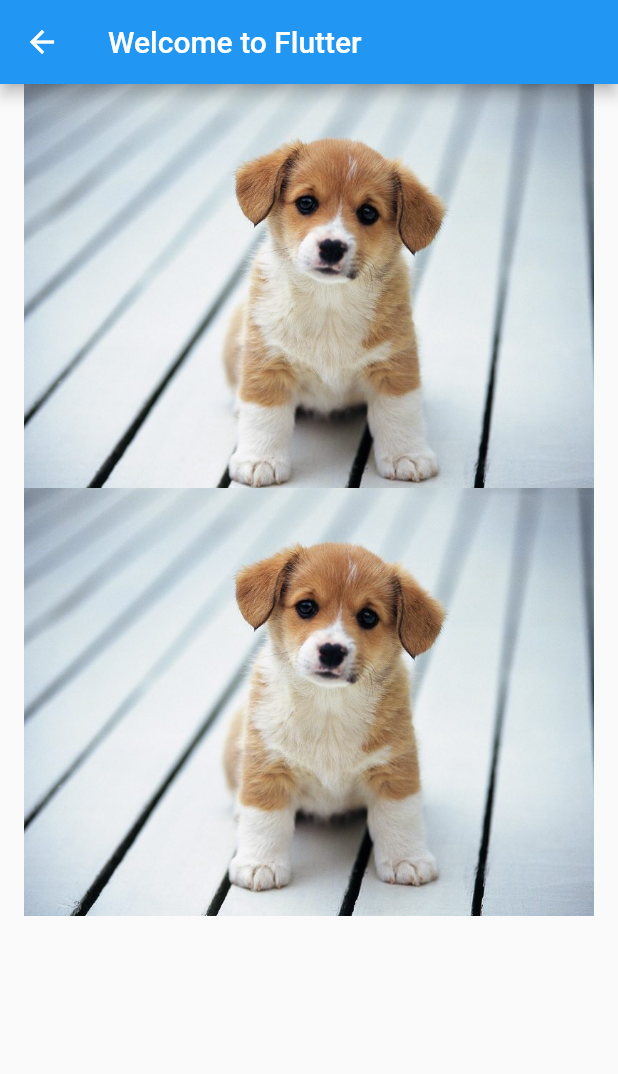
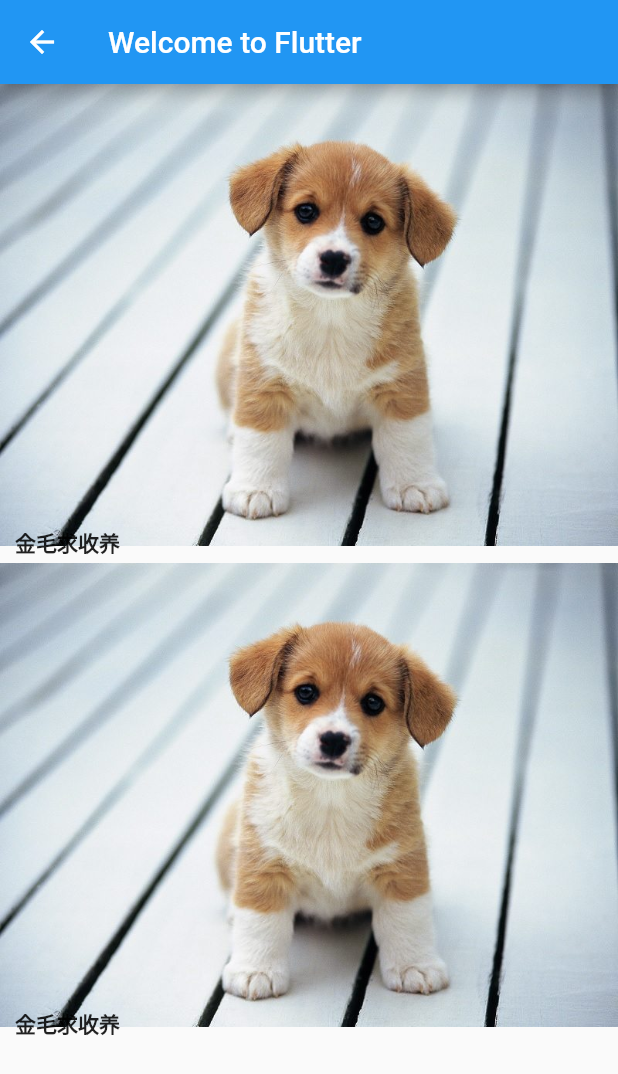
Before and after one commit to mikexfreeze/pet_planet_flutter, a Flutter app: the HomePage screen opened directly, on a phone screen of 412 x 824 dp. Shown: the top 1074 px of the screen. Run offline on Flutter 3.47's test engine with Material 2 defaults, Android fonts, the phone set to English and light mode, and no system bars.

```diff
--- a/lib/pages/home/home.dart
+++ b/lib/pages/home/home.dart
@@ -16,27 +16,24 @@ class HomePage extends StatefulWidget {
 class _HomePageState extends State<HomePage> {
   @override
   Widget build(BuildContext context) {
-    var petList = <Widget>[];
-    for (var pet in exmaplePetList){
-      petList.add(
-        Padding(
-          padding: const EdgeInsets.all(
-            _listViewPadding,
-          ),
-          child: PetCard()
-        )
-      );
-    }
     return Scaffold(
       appBar: AppBar(
         title: Text('Welcome to Flutter'),
       ),
       body: SafeArea(
-        child: ListView(
-          padding: const EdgeInsets.all(
-            _listViewPadding,
+        child: ListView.builder(
+          padding: const EdgeInsets.symmetric(
+            vertical: _listViewPadding,
           ),
-          children: petList,
+          itemCount: 2,
+          itemBuilder: (context, i) {
+            return Padding(
+              padding: const EdgeInsets.symmetric(
+                vertical: _listViewPadding,
+              ),
+              child: PetCard()
+            );
+          }
         )
       ),
     );
--- a/lib/pages/home/pet_card.dart
+++ b/lib/pages/home/pet_card.dart
@@ -14,11 +14,28 @@ class PetCard extends StatelessWidget {
     );
 
     return Container(
-      color: Colors.black38,
       child: Column(
+        crossAxisAlignment: CrossAxisAlignment.stretch,
         children: [
-          imageWidget
+          imageWidget,
+          Row(
+            mainAxisAlignment: MainAxisAlignment.spaceBetween,
+            children: <Widget>[
+              Row(
+                children: <Widget>[
 
+                  new SizedBox(
+                    height: 30,
+                    width: 10.0,
+                  ),
+                  new Text(
+                    "金毛求收养",
+                    style: TextStyle(fontWeight: FontWeight.bold),
+                  )
+                ],
+              ),
+            ],
+          ),
         ]
       ),
     );
```
